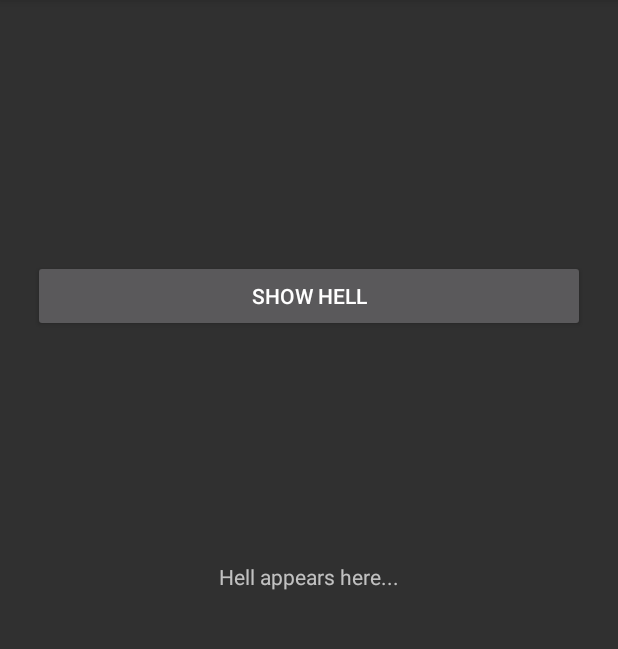
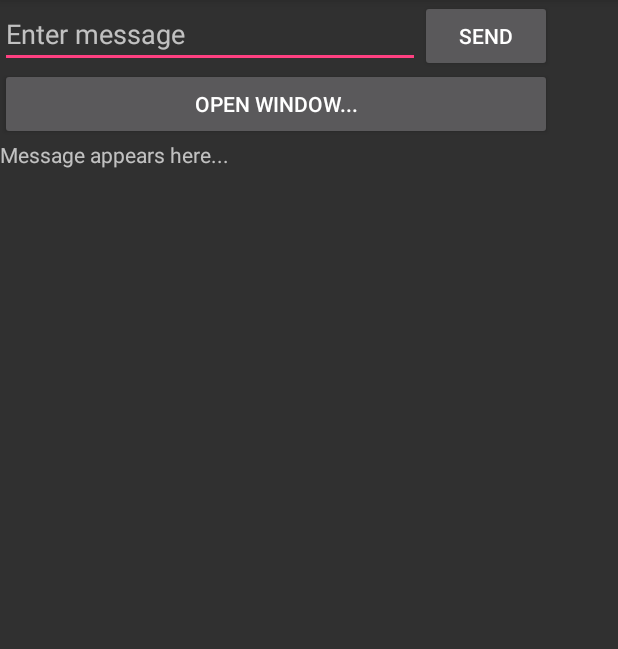
Before and after one commit to mina0821/LimeCat, an Android app: the screen it shows after launch (WelcomeActivity), on a phone screen of 412 x 824 dp, the part 84-733 px from its top. Run offline under Robolectric (Android 15) with nearby library versions, the phone set to English and light mode, and no system bars.

Commit message:
add more feature

```diff
--- a/app/src/main/res/layout/activity_welcome.xml
+++ b/app/src/main/res/layout/activity_welcome.xml
@@ -1,35 +1,47 @@
 <?xml version="1.0" encoding="utf-8"?>
-<android.support.constraint.ConstraintLayout xmlns:android="http://schemas.android.com/apk/res/android"
+<RelativeLayout xmlns:android="http://schemas.android.com/apk/res/android"
     xmlns:app="http://schemas.android.com/apk/res-auto"
     xmlns:tools="http://schemas.android.com/tools"
     android:layout_width="match_parent"
     android:layout_height="match_parent"
+    android:orientation="horizontal"
     tools:context="com.example.mina.limecatapplication.WelcomeActivity">
+
+    <EditText
+        android:id="@+id/msg_text"
+        android:layout_width="280dp"
+        android:layout_height="wrap_content"
+        android:hint="@string/hint_msg"
+        />
+
+    <Button
+        android:id="@+id/send"
+        android:layout_width="wrap_content"
+        android:layout_height="wrap_content"
+        android:text="@string/button_text"
+        android:onClick="sendMessage"
+
+        android:layout_toRightOf="@+id/msg_text"
+        />
+
+    <Button
+        android:id="@+id/button3"
+        android:layout_width="368dp"
+        android:layout_height="wrap_content"
+        android:onClick="showHell"
+        android:text="Open Window..."
+
+        android:layout_below="@+id/msg_text"
+        />
 
     <TextView
         android:layout_width="wrap_content"
         android:layout_height="wrap_content"
-        android:text="Hell appears here..."
+        android:text="Message appears here..."
         android:id="@+id/hell_text_view"
 
-        app:layout_constraintBottom_toBottomOf="parent"
-        app:layout_constraintLeft_toLeftOf="parent"
-        app:layout_constraintRight_toRightOf="parent"
-        app:layout_constraintTop_toTopOf="parent"
-        />
+        android:layout_below="@+id/button3"
+         />
 
-    <Button
-        android:layout_width="368dp"
-        android:layout_height="wrap_content"
-        tools:layout_editor_absoluteY="0dp"
-        tools:layout_editor_absoluteX="8dp"
-        android:text="Show Hell"
-        android:onClick="showHell"
 
-        app:layout_constraintBottom_toBottomOf="@+id/hell_text_view"
-        app:layout_constraintLeft_toLeftOf="@+id/hell_text_view"
-        app:layout_constraintRight_toRightOf="@+id/hell_text_view"
-        app:layout_constraintTop_toTopOf="parent"
-        />
-
-</android.support.constraint.ConstraintLayout>
+</RelativeLayout>
--- a/app/src/main/res/values/strings.xml
+++ b/app/src/main/res/values/strings.xml
@@ -1,3 +1,6 @@
 <resources>
     <string name="app_name">Limecat Application</string>
+    <string name="hint_msg">Enter message</string>
+    <string name="button_text">Send</string>
+    <string name="title_activity_second">SecondActivity</string>
 </resources>
```
Also changed, not shown: app/src/main/AndroidManifest.xml (+9 -0 lines), app/src/main/java/com/example/mina/limecatapplication/SecondActivity.java (added, +25 -0 lines), app/src/main/java/com/example/mina/limecatapplication/ThirdActivity.java (added, +19 -0 lines), app/src/main/java/com/example/mina/limecatapplication/WelcomeActivity.java (+18 -2 lines), app/src/main/res/layout/second_layout.xml (added, +9 -0 lines), app/src/main/res/layout/thrid_layout.xml (added, +11 -0 lines).
